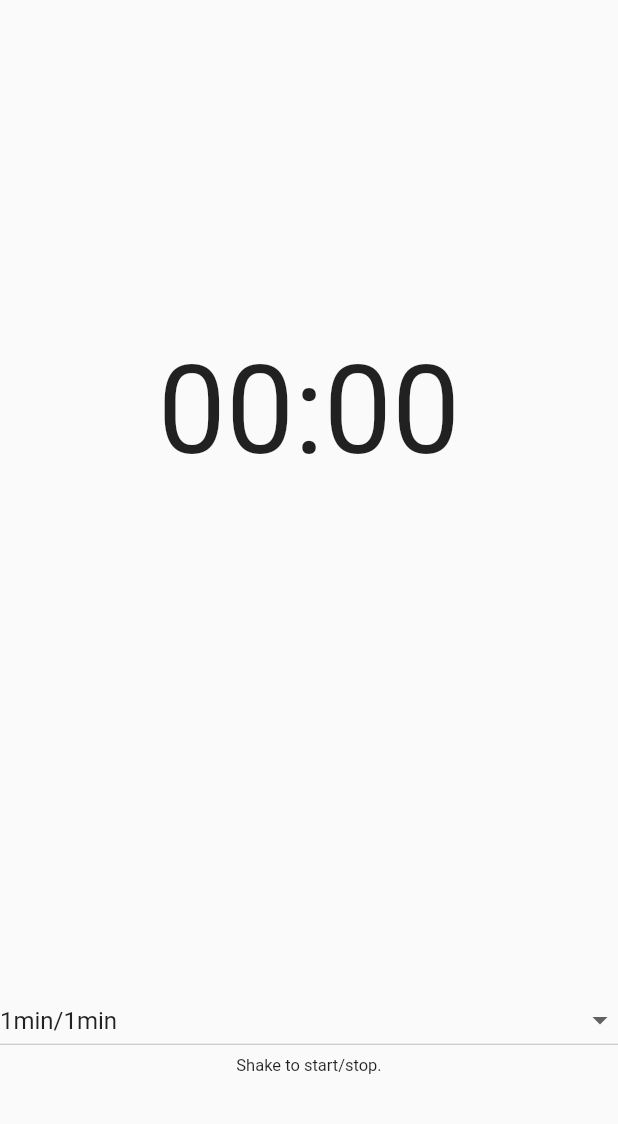
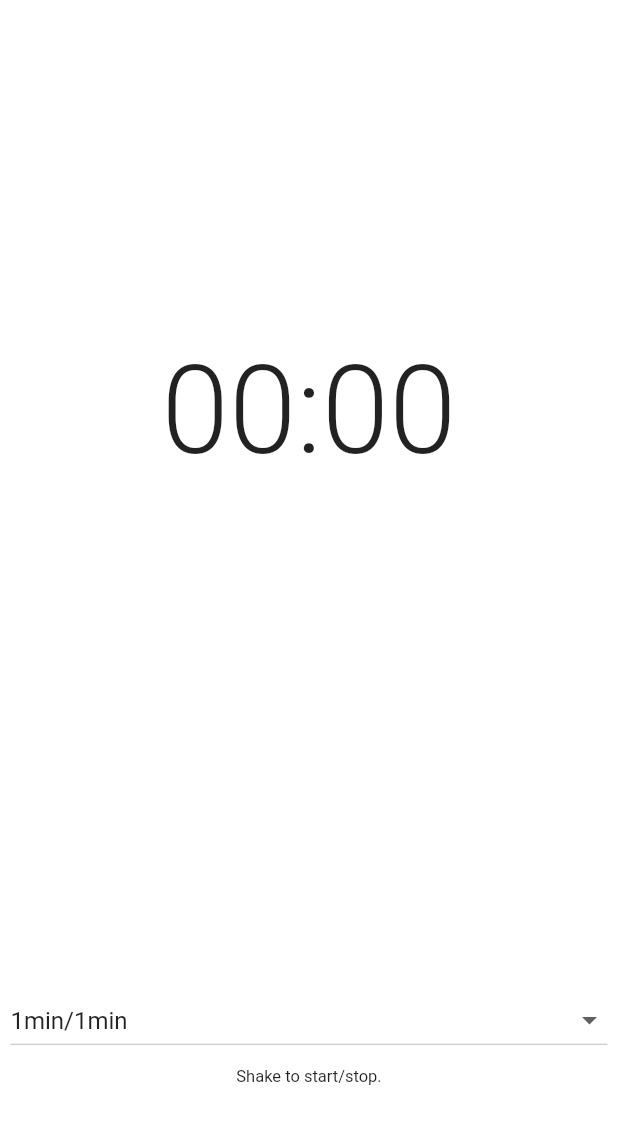
Before and after one commit to seanballais/jogster, a Flutter app: the screen it shows after launch, on a phone screen of 412 x 824 dp. Shown: the top 1124 px of the screen. Run offline on Flutter 3.47's test engine with Material 2 defaults, Android fonts, the phone set to English and light mode, and no system bars; missing offline and left inert: shake, vibrate.

Commit message:
Added padding to the combo box.

```diff
--- a/lib/app_parent.dart
+++ b/lib/app_parent.dart
@@ -12,8 +12,8 @@ class AppParent extends StatefulWidget {
 class AppParentState extends State<AppParent> with SingleTickerProviderStateMixin {
   bool _isRunning = false;
   bool _isRunCycle = false;
-  int combIdx = 0;
-  var combinations = [[1, 1], [3, 1], [5, 3], [10, 3], [15, 5], [25, 7], [30, 10]];
+  int _combIdx = 0;
+  var _combs = [[1, 1], [3, 1], [5, 3], [10, 3], [15, 5], [25, 7], [30, 10]];
 
   Timer _timer;
   int _timeLeft = 0;
@@ -29,7 +29,7 @@ class AppParentState extends State<AppParent> with SingleTickerProviderStateMixi
       vsync: this,
       duration: Duration(seconds: 10)
     );
-    _colorTween = ColorTween(begin: Color.white, end: Color(0xFFFFF748))
+    _colorTween = ColorTween(begin: Colors.white, end: Color(0xFFFFF748))
       .animate(_animController);
 
     super.initState();
@@ -48,7 +48,7 @@ class AppParentState extends State<AppParent> with SingleTickerProviderStateMixi
               crossAxisAlignment: CrossAxisAlignment.stretch,
               children: <Widget>[
                 TimerCounter(timeLeft: _timeLeft),
-                TimeSetter(isRunning: _isRunning, combs: combinations, onChanged: _setInterval, dropValue: combIdx),
+                TimeSetter(isRunning: _isRunning, combs: _combs, onChanged: _setInterval, dropValue: _combIdx),
               ]
             ),
           ),
@@ -68,11 +68,14 @@ class AppParentState extends State<AppParent> with SingleTickerProviderStateMixi
         if (_timeLeft == 0) {
           Vibrate.vibrate();
           _isRunCycle = !_isRunCycle;
-          _timeLeft = combinations[combIdx][_isRunCycle ? 1 : 0] * 60;
+          _timeLeft = _combs[_combIdx][_isRunCycle ? 1 : 0] * 60;
           _animController.duration = new Duration(seconds: _timeLeft);
 
-          if (_isRunCycle) _animController.forward();
-          else _animController.reverse();
+          if (_isRunCycle) {
+            _animController.forward();
+          } else {
+            _animController.reverse();
+          }
         } else {
           _timeLeft--;
         }
@@ -87,7 +90,7 @@ class AppParentState extends State<AppParent> with SingleTickerProviderStateMixi
       Vibrate.vibrate();
       if (_isRunning) {
         _isRunCycle = true;
-        _timeLeft = combinations[combIdx][0] * 60;
+        _timeLeft = _combs[_combIdx][0] * 60;
         _animController.duration = new Duration(seconds: _timeLeft);
         _animController.forward();
         startTimer();
@@ -101,7 +104,7 @@ class AppParentState extends State<AppParent> with SingleTickerProviderStateMixi
 
   void _setInterval(int idx) {
     setState(() {
-      combIdx = idx;
+      _combIdx = idx;
     });
   }
 }
--- a/lib/main.dart
+++ b/lib/main.dart
@@ -5,6 +5,6 @@ void main() => runApp(Jogster());
 
 class Jogster extends StatelessWidget {
   @override Widget build(BuildContext context) {
-    return MaterialApp(title: 'Jogster - A Run/Walk Cycle Timer', home: AppParent());
+    return MaterialApp(title: 'Jogster', home: AppParent());
   }
 }
--- a/lib/time_setter.dart
+++ b/lib/time_setter.dart
@@ -1,7 +1,9 @@
 import 'package:flutter/material.dart';
 
 class TimeSetter extends StatelessWidget {
-  @override TimeSetter({Key key, this.isRunning, this.combs, this.onChanged, this.dropValue}) : super(key: key);
+  @override TimeSetter(
+    {Key key, this.isRunning, this.combs, this.onChanged, this.dropValue}
+  ) : super(key: key);
 
   final bool isRunning;
   final List<List<int>> combs;
@@ -16,7 +18,9 @@ class TimeSetter extends StatelessWidget {
         mainAxisSize: MainAxisSize.max,
         crossAxisAlignment: CrossAxisAlignment.stretch,
         children: !isRunning ? <Widget>[
-          DropdownButton<int>(
+          Padding(
+            padding: EdgeInsets.all(7.0),
+            child: DropdownButton<int>(
               value: dropValue,
               items: Iterable<int>.generate(combs.length).toList().map((idx) {
                 var comb = combs[idx];
@@ -27,7 +31,7 @@ class TimeSetter extends StatelessWidget {
               }).toList(),
               onChanged: (val) { onChanged(val); },
               isExpanded: true,
-          ),
+            )),
           Text('Shake to start/stop.', textAlign: TextAlign.center, style: TextStyle(fontSize: 11.0)),
         ] : <Widget>[],
       ),
--- a/lib/timer_counter.dart
+++ b/lib/timer_counter.dart
@@ -12,9 +12,7 @@ class TimerCounter extends StatelessWidget {
     return Expanded(
       flex: 4,
       child: Center(
-        child: Text(
-          '$minutes:$seconds',
-          textAlign: TextAlign.center, style: TextStyle(fontSize: 81.0, weight: 100)),
+        child: Text('$minutes:$seconds', textAlign: TextAlign.center, style: TextStyle(fontSize: 81.0, fontWeight: FontWeight.w300)),
       ),
     );
   }
```
Lines whose indentation alone changed are shown as unchanged.
